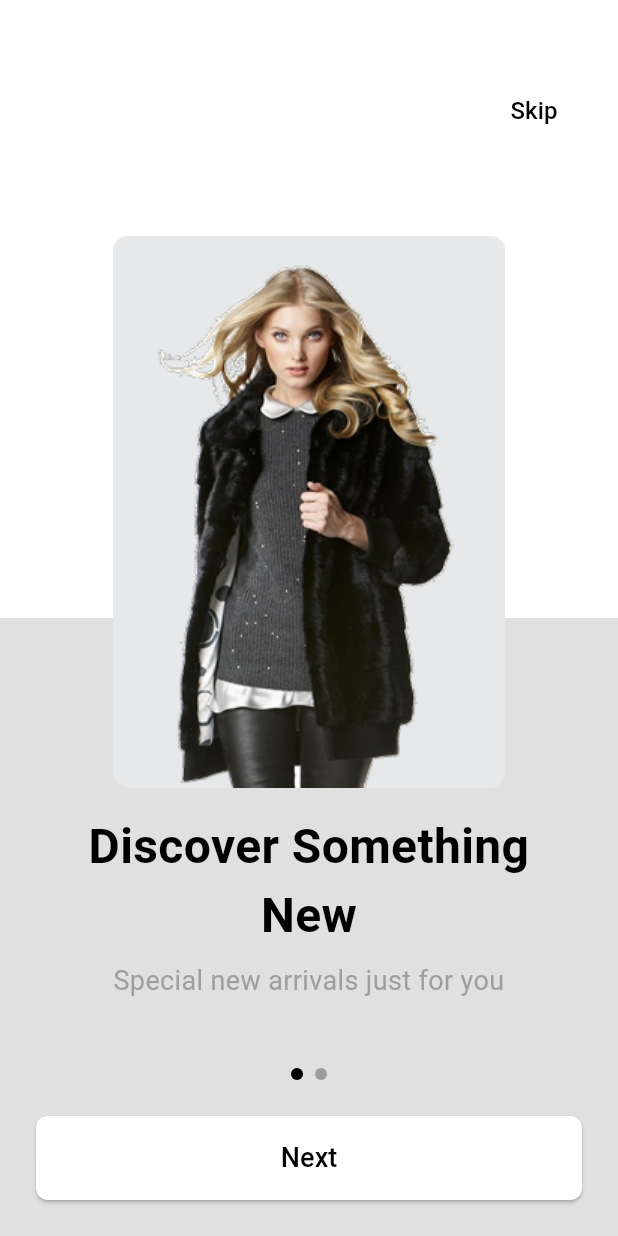
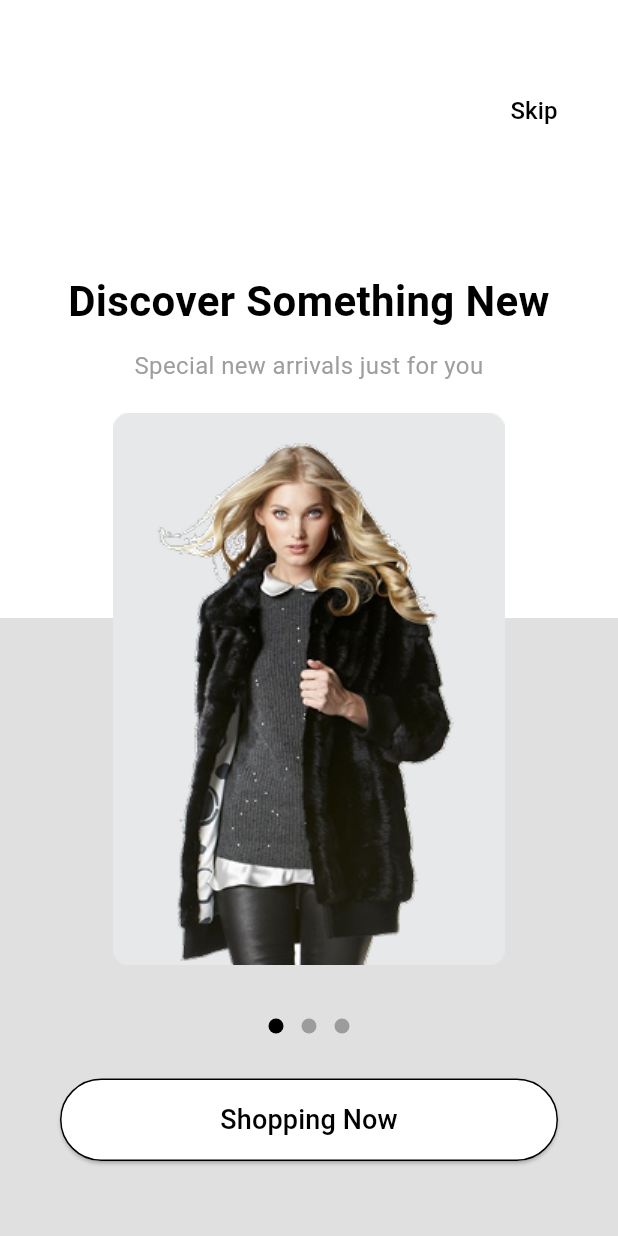
Before and after one commit to khaled-mohey10/fluxstore_app, a Flutter app: the OnboardingScreen screen opened directly, on a phone screen of 412 x 824 dp. Run offline on Flutter 3.47's test engine with Material 3 defaults, Android fonts, the phone set to English and light mode, and no system bars; our stand-ins replace shared_preferences; accounts and stored records are empty.

Commit message:
finish_onboarding

```diff
--- a/lib/screens/onboarding_screen.dart
+++ b/lib/screens/onboarding_screen.dart
@@ -1,4 +1,5 @@
 import 'package:flutter/material.dart';
+import 'package:glamour_app/screens/auth/login_screen.dart';
 import 'package:glamour_app/screens/auth/signup_screen.dart';
 import 'package:glamour_app/services/auth_service.dart';
 
@@ -24,6 +25,11 @@ class _OnboardingScreenState extends State<OnboardingScreen> {
       'description': 'Favorite brands and hottest trends',
       'image': 'assets/images/intro2.png',
     },
+    {
+      'title': 'Explore Your True Style',
+      'description': 'Relax and let us bring the style to you',
+      'image': 'assets/images/intro3.png',
+    },
   ];
 
   void _onPageChanged(int page) {
@@ -44,7 +50,10 @@ class _OnboardingScreenState extends State<OnboardingScreen> {
   }
 
   void _skipOnboarding() {
-    _completeOnboarding();
+    Navigator.pushReplacement(
+      context,
+      MaterialPageRoute(builder: (context) => const LoginScreen()),
+    );
   }
 
   void _completeOnboarding() async {
@@ -63,13 +72,11 @@ class _OnboardingScreenState extends State<OnboardingScreen> {
       body: Stack(
         children: [
           // Background
-          Container(
-            child: Column(
+          Column(
             children: [
               Expanded(child: Container(color: Colors.white)),
               Expanded(child: Container(color: Colors.grey[300])),
             ],
-            ),
           ),
           // PageView for images
           PageView.builder(
@@ -77,34 +84,29 @@ class _OnboardingScreenState extends State<OnboardingScreen> {
             onPageChanged: _onPageChanged,
             itemCount: introScreens.length,
             itemBuilder: (context, index) {
-              return Center(
-                child: Padding(
+              return Padding(
                 padding: const EdgeInsets.symmetric(horizontal: 24.0),
                 child: Column(
                   mainAxisAlignment: MainAxisAlignment.center,
                   children: [
-                      Image.asset(introScreens[index]['image']!),
-                      const SizedBox(height: 16),
                     Text(
                       introScreens[index]['title']!,
                       style: const TextStyle(
-                          fontSize: 32,
+                        fontSize: 28,
                         fontWeight: FontWeight.bold,
                         color: Colors.black,
                       ),
                       textAlign: TextAlign.center,
                     ),
-                      const SizedBox(height: 8),
+                    const SizedBox(height: 12),
                     Text(
                       introScreens[index]['description']!,
-                        style: const TextStyle(
-                          fontSize: 18,
-                          color: Colors.grey,
-                        ),
+                      style: const TextStyle(fontSize: 16, color: Colors.grey),
                       textAlign: TextAlign.center,
                     ),
+                    const SizedBox(height: 20),
+                    Image.asset(introScreens[index]['image']!),
                   ],
-                  ),
                 ),
               );
             },
@@ -122,10 +124,12 @@ class _OnboardingScreenState extends State<OnboardingScreen> {
             ),
           ),
           // Footer
-          Padding(
-            padding: const EdgeInsets.all(24.0),
+          Positioned(
+            bottom: 50,
+            left: 0,
+            right: 0,
             child: Column(
-              mainAxisAlignment: MainAxisAlignment.end,
+              mainAxisSize: MainAxisSize.min,
               children: [
                 // Progress Dots
                 Row(
@@ -133,9 +137,9 @@ class _OnboardingScreenState extends State<OnboardingScreen> {
                   children: List.generate(
                     introScreens.length,
                     (index) => Container(
-                      margin: const EdgeInsets.symmetric(horizontal: 4),
-                      width: 8,
-                      height: 8,
+                      margin: const EdgeInsets.symmetric(horizontal: 6),
+                      width: 10,
+                      height: 10,
                       decoration: BoxDecoration(
                         color: index == _currentPage
                             ? Colors.black
@@ -145,17 +149,26 @@ class _OnboardingScreenState extends State<OnboardingScreen> {
                     ),
                   ),
                 ),
-                const SizedBox(height: 24),
-                // Next Button
-                SizedBox(
-                  width: double.infinity,
+                const SizedBox(height: 30),
+                // Shopping Now Button
+                Padding(
+                  padding: const EdgeInsets.symmetric(horizontal: 40.0),
+                  child: SizedBox(
+                    width: double.infinity, // جعل الزر يأخذ كامل العرض تقريبًا
+                    height: 55,
                     child: ElevatedButton(
                       onPressed: _nextPage,
-                    child: Text(
-                      _currentPage == introScreens.length - 1
-                          ? 'Get Started'
-                          : 'Next',
-                      style: const TextStyle(fontSize: 18),
+                      child: const Text(
+                        'Shopping Now',
+                        style: TextStyle(fontSize: 18),
+                      ),
+                      style: ElevatedButton.styleFrom(
+                        padding: const EdgeInsets.symmetric(vertical: 14),
+                        shape: RoundedRectangleBorder(
+                          borderRadius: BorderRadius.circular(30),
+                        ),
+                        side: const BorderSide(color: Colors.black, width: 1),
+                      ),
                     ),
                   ),
                 ),
```
Lines whose indentation alone changed are shown as unchanged.
